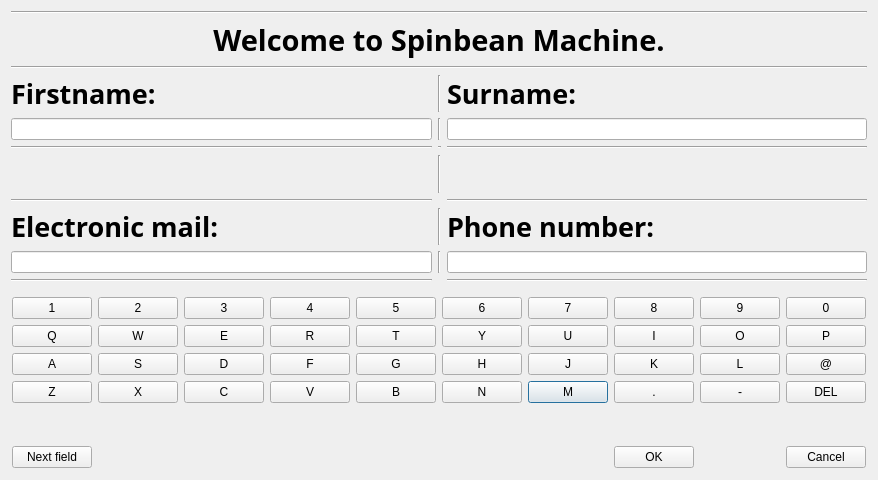
Above: register_user.ui from ebjordal/sbmachine before the change. Below: the same form after it.
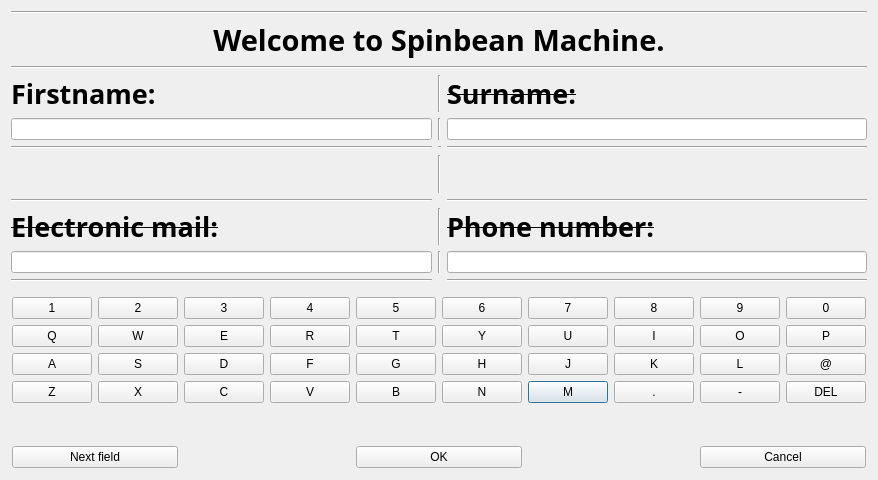
That is the form after the change.

Commit message:
Added GUI for register new user.
Added functions for showing register user GUI.

If a user is logged in the same button is intended for showing saldo or other user specific information.

Class for registering new user is currently empty and must be filled with relevant functions.

What changed in the file:
```diff
--- a/register_user.ui
+++ b/register_user.ui
@@ -101,6 +101,7 @@
            <pointsize>20</pointsize>
            <weight>75</weight>
            <bold>true</bold>
+           <strikeout>true</strikeout>
           </font>
          </property>
          <property name="text">
@@ -119,6 +120,7 @@
            <pointsize>20</pointsize>
            <weight>75</weight>
            <bold>true</bold>
+           <strikeout>true</strikeout>
           </font>
          </property>
          <property name="text">
@@ -149,7 +151,7 @@
            <weight>75</weight>
            <italic>false</italic>
            <bold>true</bold>
-           <strikeout>false</strikeout>
+           <strikeout>true</strikeout>
           </font>
          </property>
          <property name="layoutDirection">
@@ -581,21 +583,21 @@
        </property>
       </spacer>
      </item>
-     <item row="5" column="7">
+     <item row="5" column="4" colspan="2">
       <widget class="QPushButton" name="pushButton_Ok">
        <property name="text">
         <string>OK</string>
        </property>
       </widget>
      </item>
-     <item row="5" column="9">
+     <item row="5" column="8" colspan="2">
       <widget class="QPushButton" name="pushButton_cancel">
        <property name="text">
         <string>Cancel</string>
        </property>
       </widget>
      </item>
-     <item row="5" column="0">
+     <item row="5" column="0" colspan="2">
       <widget class="QPushButton" name="pushButton">
        <property name="text">
         <string>Next field</string>
```
Left out of the diff: 4 changed lines with no effect on the pictures. The commit also changes 2 other files.
